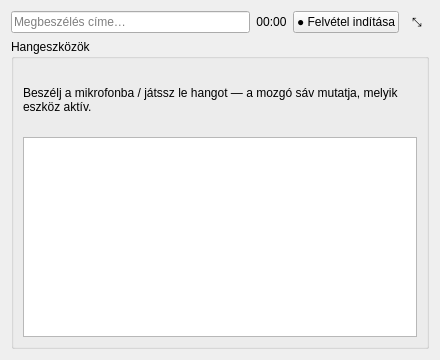
RemedIT-Hungary/Tanara, file gui/src/RecordBar.ui: the form before one commit.
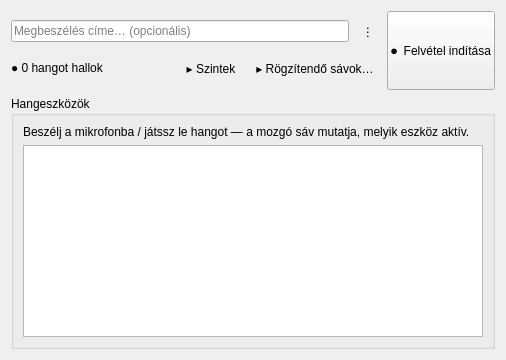
The form after the commit.

```diff
--- a/gui/src/RecordBar.ui
+++ b/gui/src/RecordBar.ui
@@ -3,37 +3,90 @@
  <class>RecordBar</class>
  <widget class="QWidget" name="RecordBar">
   <property name="geometry">
-   <rect><x>0</x><y>0</y><width>440</width><height>360</height></rect>
+   <rect><x>0</x><y>0</y><width>506</width><height>360</height></rect>
   </property>
   <!--
     Tanara — felvétel-vezérlő váz. A STATIKUS elrendezés itt szerkeszthető Qt Designerből.
     A DINAMIKUS rész (eszközlista feltöltése, élő VU, Teljes/Kompakt nézet, idő, gombok
     viselkedése) a RecordBar.cpp-ben marad — a tag-pointereket a ui->-ból köti be, így a
     logika nem változik. Az objectName-eket NE nevezd át (a kód ezekre hivatkozik).
+
+    Felépítés (a jóváhagyott mockup szerint):
+      topSection (QHBoxLayout)
+        leftCol (QVBoxLayout)
+          titleRow: titleEdit (QLineEdit) + menuBtn (⋮ QToolButton, InstantPopup)
+          infoRow:  voicesLabel ("● N hangot hallok") + spacer + levelsToggle (▸ Szintek)
+                    + tracksToggle (▸ Rögzítendő sávok…)
+        recordBtn (QPushButton, kétsoros, vertical Expanding)
+      levelsBox (QGroupBox, alapból rejtve): devHint + deviceList (dinamikus VU-sorok)
   -->
   <layout class="QVBoxLayout" name="rootLayout">
    <item>
     <layout class="QHBoxLayout" name="topRow">
      <item>
-      <widget class="QLineEdit" name="titleEdit">
-       <property name="placeholderText"><string>Megbeszélés címe…</string></property>
-      </widget>
+      <layout class="QVBoxLayout" name="leftCol">
+       <item>
+        <layout class="QHBoxLayout" name="titleRow">
+         <item>
+          <widget class="QLineEdit" name="titleEdit">
+           <property name="placeholderText"><string>Megbeszélés címe… (opcionális)</string></property>
+          </widget>
+         </item>
+         <item>
+          <widget class="QToolButton" name="menuBtn">
+           <property name="toolTip"><string>Ablak-beállítások (mindig felül…)</string></property>
+           <property name="text"><string>⋮</string></property>
+           <property name="popupMode">
+            <enum>QToolButton::ToolButtonPopupMode::InstantPopup</enum>
+           </property>
+           <property name="autoRaise"><bool>true</bool></property>
+          </widget>
+         </item>
+        </layout>
+       </item>
+       <item>
+        <layout class="QHBoxLayout" name="infoRow">
+         <item>
+          <widget class="QLabel" name="voicesLabel">
+           <property name="styleSheet"><string>QLabel { color: palette(text); }</string></property>
+           <property name="text"><string>● 0 hangot hallok</string></property>
+          </widget>
+         </item>
+         <item>
+          <spacer name="infoSpacer">
+           <property name="orientation"><enum>Qt::Orientation::Horizontal</enum></property>
+           <property name="sizeHint" stdset="0">
+            <size><width>20</width><height>10</height></size>
+           </property>
+          </spacer>
+         </item>
+         <item>
+          <widget class="QToolButton" name="levelsToggle">
+           <property name="toolTip"><string>VU-sávok megjelenítése / elrejtése</string></property>
+           <property name="text"><string>▸ Szintek</string></property>
+           <property name="autoRaise"><bool>true</bool></property>
+          </widget>
+         </item>
+         <item>
+          <widget class="QToolButton" name="tracksToggle">
+           <property name="toolTip"><string>Rögzítendő sávok kiválasztása</string></property>
+           <property name="text"><string>▸ Rögzítendő sávok…</string></property>
+           <property name="autoRaise"><bool>true</bool></property>
+          </widget>
+         </item>
+        </layout>
+       </item>
+      </layout>
      </item>
      <item>
-      <widget class="QLabel" name="elapsedLabel">
-       <property name="text"><string>00:00</string></property>
-       <property name="alignment"><set>Qt::AlignCenter</set></property>
-      </widget>
-     </item>
-     <item>
-      <widget class="QPushButton" name="startStopBtn">
-       <property name="text"><string>● Felvétel indítása</string></property>
-      </widget>
-     </item>
-     <item>
-      <widget class="QToolButton" name="viewToggleBtn">
-       <property name="text"><string>⤡</string></property>
-       <property name="autoRaise"><bool>true</bool></property>
+      <widget class="QPushButton" name="recordBtn">
+       <property name="sizePolicy">
+        <sizepolicy hsizetype="Preferred" vsizetype="Expanding">
+         <horstretch>0</horstretch>
+         <verstretch>0</verstretch>
+        </sizepolicy>
+       </property>
+       <property name="text"><string>⏺  Felvétel indítása</string></property>
       </widget>
      </item>
     </layout>
```
Left out of the diff: 5 changed lines with no effect on the pictures.
